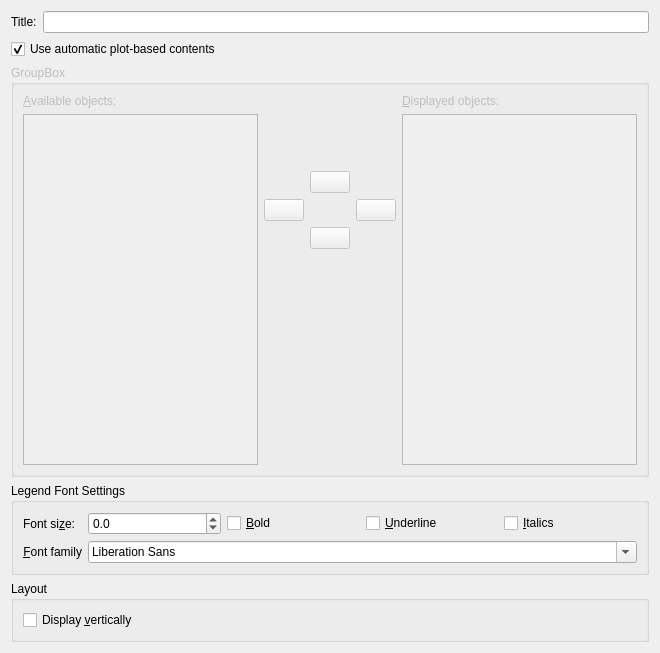
First picture: the form in src/libkstapp/legendtab.ui, repository Kst-plot/kst, before the edit.
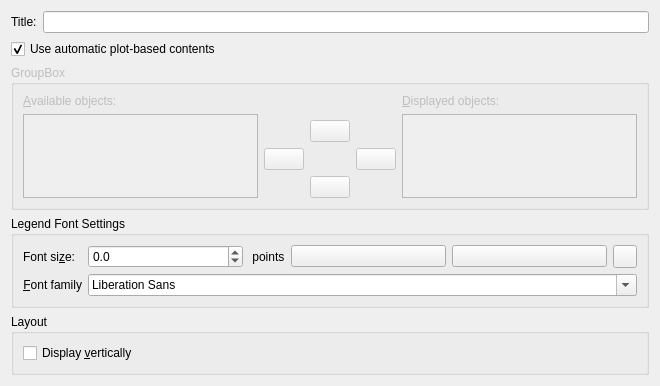
Second picture: the form after the edit. Custom widgets are drawn as their Qt base class.

```diff
--- a/src/libkstapp/legendtab.ui
+++ b/src/libkstapp/legendtab.ui
@@ -7,7 +7,7 @@
     <x>0</x>
     <y>0</y>
     <width>660</width>
-    <height>653</height>
+    <height>342</height>
    </rect>
   </property>
   <layout class="QVBoxLayout">
@@ -219,7 +219,7 @@
      <property name="title">
       <string>Legend Font Settings</string>
      </property>
-     <layout class="QGridLayout">
+     <layout class="QGridLayout" name="gridLayout">
       <item row="0" column="0">
        <widget class="QLabel" name="_Label_11">
         <property name="sizePolicy">
@@ -252,6 +252,54 @@
         </property>
        </widget>
       </item>
+      <item row="0" column="2">
+       <widget class="QLabel" name="label_2">
+        <property name="sizePolicy">
+         <sizepolicy hsizetype="Fixed" vsizetype="Preferred">
+          <horstretch>0</horstretch>
+          <verstretch>0</verstretch>
+         </sizepolicy>
+        </property>
+        <property name="text">
+         <string> points</string>
+        </property>
+       </widget>
+      </item>
+      <item row="0" column="3">
+       <widget class="QPushButton" name="_bold">
+        <property name="toolTip">
+         <string>Bold</string>
+        </property>
+        <property name="text">
+         <string/>
+        </property>
+        <property name="shortcut">
+         <string>Alt+B</string>
+        </property>
+        <property name="checkable">
+         <bool>true</bool>
+        </property>
+       </widget>
+      </item>
+      <item row="0" column="4">
+       <widget class="QPushButton" name="_italic">
+        <property name="toolTip">
+         <string>Italic</string>
+        </property>
+        <property name="text">
+         <string/>
+        </property>
+        <property name="shortcut">
+         <string>Alt+I</string>
+        </property>
+        <property name="checkable">
+         <bool>true</bool>
+        </property>
+       </widget>
+      </item>
+      <item row="0" column="5">
+       <widget class="Kst::ColorButton" name="_labelColor"/>
+      </item>
       <item row="1" column="0">
        <widget class="QLabel" name="_Label_12">
         <property name="text">
@@ -265,30 +313,9 @@
         </property>
        </widget>
       </item>
-      <item row="1" column="1" colspan="4">
+      <item row="1" column="1" colspan="5">
        <widget class="QFontComboBox" name="_family"/>
       </item>
-      <item row="0" column="2">
-       <widget class="QCheckBox" name="_bold">
-        <property name="text">
-         <string>&amp;Bold</string>
-        </property>
-       </widget>
-      </item>
-      <item row="0" column="3">
-       <widget class="QCheckBox" name="_underline">
-        <property name="text">
-         <string>&amp;Underline</string>
-        </property>
-       </widget>
-      </item>
-      <item row="0" column="4">
-       <widget class="QCheckBox" name="_italic">
-        <property name="text">
-         <string>&amp;Italics</string>
-        </property>
-       </widget>
-      </item>
      </layout>
     </widget>
    </item>
@@ -310,6 +337,13 @@
    </item>
   </layout>
  </widget>
+ <customwidgets>
+  <customwidget>
+   <class>Kst::ColorButton</class>
+   <extends>QToolButton</extends>
+   <header>colorbutton.h</header>
+  </customwidget>
+ </customwidgets>
  <tabstops>
   <tabstop>_title</tabstop>
   <tabstop>_autoContents</tabstop>
```
Left out of the diff: 3 changed lines with no effect on the pictures.
